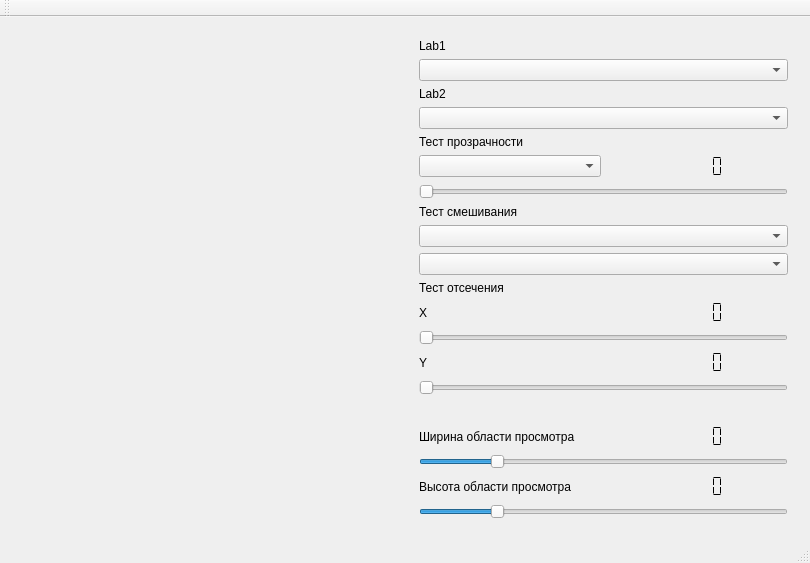
Qt form ComputerGraphics/mainwindow.ui (ilmb/Computer-Graphics) before a commit.
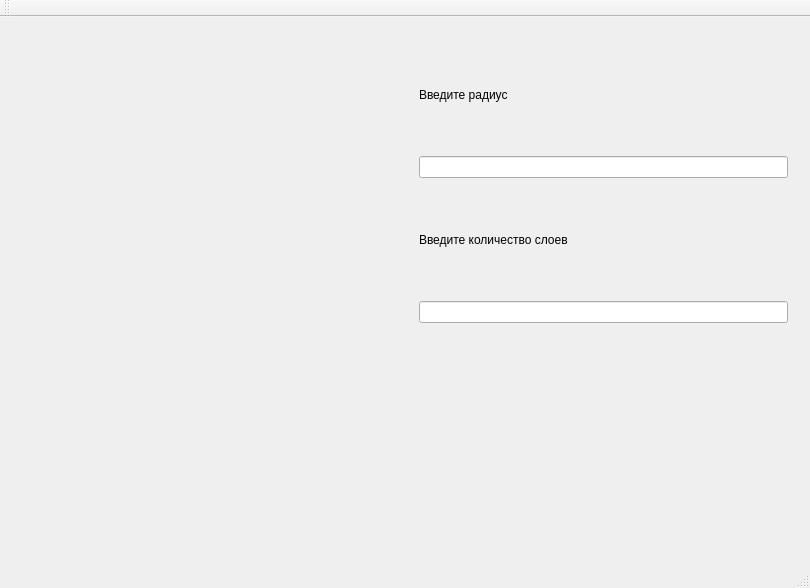
The same form after that commit. Custom widgets are drawn as their Qt base class.

Patch:
```diff
--- a/ComputerGraphics/mainwindow.ui
+++ b/ComputerGraphics/mainwindow.ui
@@ -7,7 +7,7 @@
     <x>0</x>
     <y>0</y>
     <width>810</width>
-    <height>563</height>
+    <height>588</height>
    </rect>
   </property>
   <property name="windowTitle">
@@ -40,183 +40,20 @@
        <enum>QFrame::Raised</enum>
       </property>
       <layout class="QGridLayout" name="gridLayout">
-       <item row="5" column="0">
-        <widget class="QComboBox" name="opacityTestComboBox"/>
-       </item>
-       <item row="1" column="0" colspan="2">
-        <widget class="QComboBox" name="typesComboBox"/>
-       </item>
-       <item row="16" column="0" colspan="2">
-        <widget class="QSlider" name="scissorTestYHorizontalSlider">
-         <property name="maximum">
-          <number>550</number>
-         </property>
-         <property name="orientation">
-          <enum>Qt::Horizontal</enum>
-         </property>
-        </widget>
-       </item>
-       <item row="18" column="1">
-        <widget class="QLCDNumber" name="scissorTestWLcdNumber">
-         <property name="frameShape">
-          <enum>QFrame::NoFrame</enum>
-         </property>
-         <property name="segmentStyle">
-          <enum>QLCDNumber::Flat</enum>
-         </property>
-        </widget>
-       </item>
-       <item row="9" column="0" colspan="2">
-        <widget class="QComboBox" name="blendTest2ComboBox"/>
-       </item>
-       <item row="21" column="1">
-        <widget class="QLCDNumber" name="scissorTestHLcdNumber">
-         <property name="frameShape">
-          <enum>QFrame::NoFrame</enum>
-         </property>
-         <property name="segmentStyle">
-          <enum>QLCDNumber::Flat</enum>
-         </property>
-        </widget>
-       </item>
-       <item row="5" column="1">
-        <widget class="QLCDNumber" name="opacityLcdNumber">
-         <property name="frameShape">
-          <enum>QFrame::NoFrame</enum>
-         </property>
-         <property name="smallDecimalPoint">
-          <bool>false</bool>
-         </property>
-         <property name="segmentStyle">
-          <enum>QLCDNumber::Flat</enum>
-         </property>
-        </widget>
-       </item>
-       <item row="23" column="0" colspan="2">
-        <widget class="QSlider" name="scissorTestHHorizontalSlider">
-         <property name="minimum">
-          <number>0</number>
-         </property>
-         <property name="maximum">
-          <number>500</number>
-         </property>
-         <property name="value">
-          <number>100</number>
-         </property>
-         <property name="orientation">
-          <enum>Qt::Horizontal</enum>
-         </property>
-        </widget>
-       </item>
-       <item row="4" column="0">
-        <widget class="QLabel" name="alphaTestLabel">
-         <property name="text">
-          <string>Тест прозрачности</string>
-         </property>
-        </widget>
-       </item>
-       <item row="21" column="0">
-        <widget class="QLabel" name="scissorTestHeightLabel">
-         <property name="text">
-          <string>Высота области просмотра</string>
-         </property>
-        </widget>
-       </item>
-       <item row="11" column="0">
-        <widget class="QLabel" name="scissorTestXLabel">
-         <property name="text">
-          <string>X</string>
-         </property>
-        </widget>
-       </item>
-       <item row="14" column="1">
-        <widget class="QLCDNumber" name="scissorTestYLcdNumber">
-         <property name="frameShape">
-          <enum>QFrame::NoFrame</enum>
-         </property>
-         <property name="segmentStyle">
-          <enum>QLCDNumber::Flat</enum>
-         </property>
-        </widget>
-       </item>
        <item row="2" column="0">
         <widget class="QLabel" name="label_2">
          <property name="text">
-          <string>Lab2</string>
+          <string>Введите количество слоев</string>
          </property>
         </widget>
        </item>
-       <item row="6" column="0" colspan="2">
-        <widget class="QSlider" name="alphaTestHorizontalSlider">
-         <property name="orientation">
-          <enum>Qt::Horizontal</enum>
-         </property>
-        </widget>
+       <item row="3" column="0">
+        <widget class="QLineEdit" name="countLineEdit"/>
        </item>
-       <item row="11" column="1">
-        <widget class="QLCDNumber" name="scissorTestXLcdNumber">
-         <property name="frameShape">
-          <enum>QFrame::NoFrame</enum>
-         </property>
-         <property name="segmentStyle">
-          <enum>QLCDNumber::Flat</enum>
-         </property>
-        </widget>
+       <item row="1" column="0">
+        <widget class="QLineEdit" name="radiusLineEdit"/>
        </item>
-       <item row="14" column="0">
-        <widget class="QLabel" name="scissorTestYLabel">
-         <property name="text">
-          <string>Y</string>
-         </property>
-        </widget>
-       </item>
-       <item row="7" column="0" colspan="2">
-        <widget class="QLabel" name="blendTestLabel">
-         <property name="text">
-          <string>Тест смешивания</string>
-         </property>
-        </widget>
-       </item>
-       <item row="8" column="0" colspan="2">
-        <widget class="QComboBox" name="blendTest1ComboBox"/>
-       </item>
-       <item row="13" column="0" colspan="2">
-        <widget class="QSlider" name="scissorTestXHorizontalSlider">
-         <property name="maximum">
-          <number>550</number>
-         </property>
-         <property name="orientation">
-          <enum>Qt::Horizontal</enum>
-         </property>
-        </widget>
-       </item>
-       <item row="3" column="0" colspan="2">
-        <widget class="QComboBox" name="filterComboBox"/>
-       </item>
-       <item row="10" column="0" colspan="2">
-        <widget class="QLabel" name="scissorTestLabel">
-         <property name="text">
-          <string>Тест отсечения</string>
-         </property>
-        </widget>
-       </item>
-       <item row="20" column="0" colspan="2">
-        <widget class="QSlider" name="scissorTestWHorizontalSlider">
-         <property name="minimum">
-          <number>0</number>
-         </property>
-         <property name="maximum">
-          <number>500</number>
-         </property>
-         <property name="value">
-          <number>100</number>
-         </property>
-         <property name="orientation">
-          <enum>Qt::Horizontal</enum>
-         </property>
-        </widget>
-       </item>
-       <item row="17" column="0">
+       <item row="5" column="0" rowspan="2">
         <spacer name="verticalSpacer">
          <property name="orientation">
           <enum>Qt::Vertical</enum>
@@ -229,17 +66,10 @@
          </property>
         </spacer>
        </item>
-       <item row="18" column="0">
-        <widget class="QLabel" name="scissorTestWidthLabel">
-         <property name="text">
-          <string>Ширина области просмотра</string>
-         </property>
-        </widget>
-       </item>
        <item row="0" column="0">
         <widget class="QLabel" name="label">
          <property name="text">
-          <string>Lab1</string>
+          <string>Введите радиус</string>
          </property>
         </widget>
        </item>
```
Left out of the diff: 2 changed lines with no effect on the pictures.
